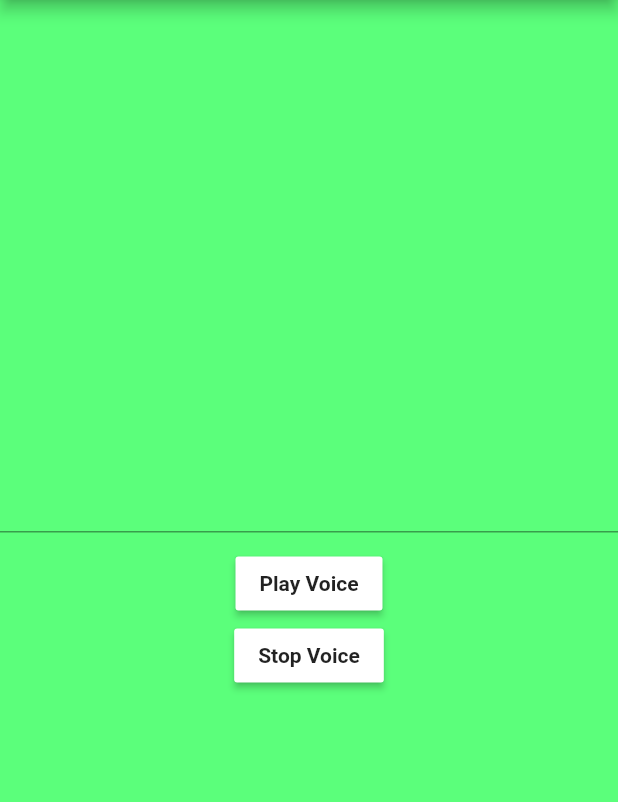
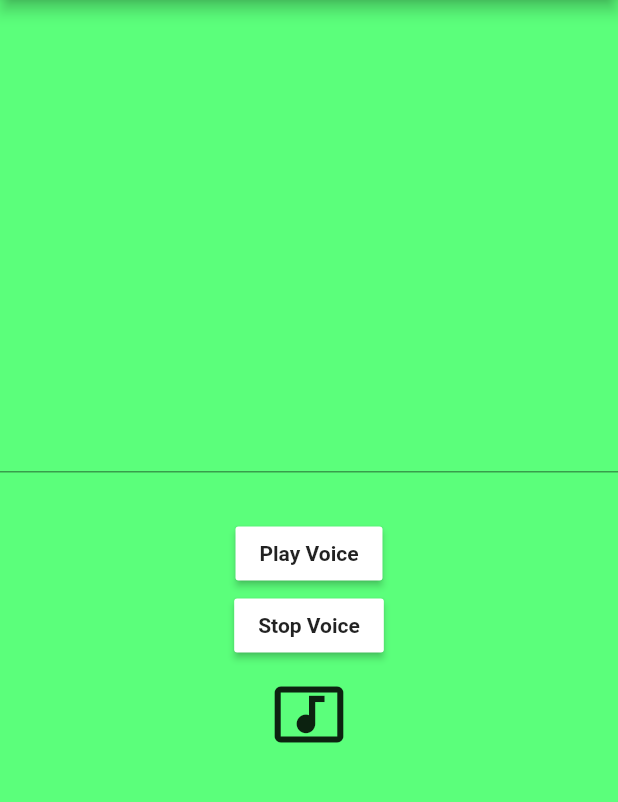
Before and after one commit to sgarruesadam1/TextToSpeech, a Flutter app: the screen it shows after launch, on a phone screen of 412 x 824 dp, the part 84-886 px from its top. Run offline on Flutter 3.47's test engine with Material 2 defaults, Android fonts, the phone set to English and light mode, and no system bars; missing offline and left inert: flutter_text_to_speech.

```diff
--- a/lib/main.dart
+++ b/lib/main.dart
@@ -88,7 +88,7 @@ class _MyHomePageState extends State<MyHomePage> {
               controller: myController,
             ),
             SizedBox(
-              height: 10,
+              height: 30,
             ),
             RaisedButton(
               onPressed: _playVoice,
@@ -106,6 +106,13 @@ class _MyHomePageState extends State<MyHomePage> {
                     fontWeight: FontWeight.bold,
                   )),
             ),
+            SizedBox(
+              height: 10,
+            ),
+            Icon(
+              Icons.music_video,
+              size: 50,
+            )
           ],
         ),
       ),
```
